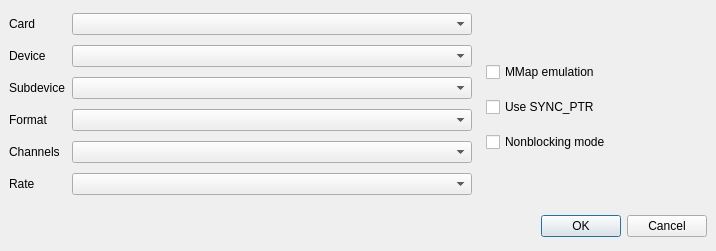
Above: ui/hwdlg.ui from kernel1024/aplugedit before the change. Below: the same form after it.
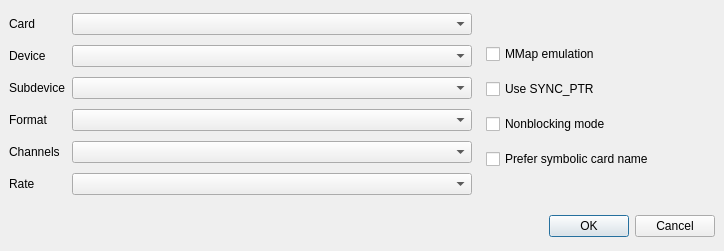
That is the form after the change. Icons and pictures are not drawn.

Commit message: Symbolic ALSA card name for hw plugin, insignificant memory leak fix.

The edit to the form file:
```diff
--- a/ui/hwdlg.ui
+++ b/ui/hwdlg.ui
@@ -6,7 +6,7 @@
    <rect>
     <x>0</x>
     <y>0</y>
-    <width>716</width>
+    <width>724</width>
     <height>251</height>
    </rect>
   </property>
@@ -119,6 +119,13 @@
          </property>
         </widget>
        </item>
+       <item>
+        <widget class="QCheckBox" name="alPreferSymbolicName">
+         <property name="text">
+          <string>Prefer symbolic card name</string>
+         </property>
+        </widget>
+       </item>
       </layout>
      </item>
      <item>
```
Left out of the diff: 9 changed lines with no effect on the pictures. The commit also changes 10 other files.
